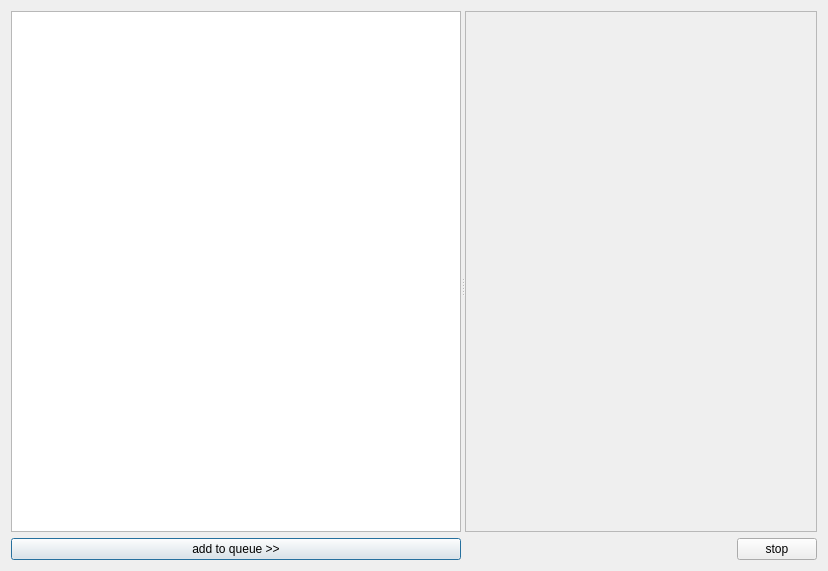
Qt form src/widgets/downloaderdialog.ui (0xzer0x/quran-companion) before a commit.
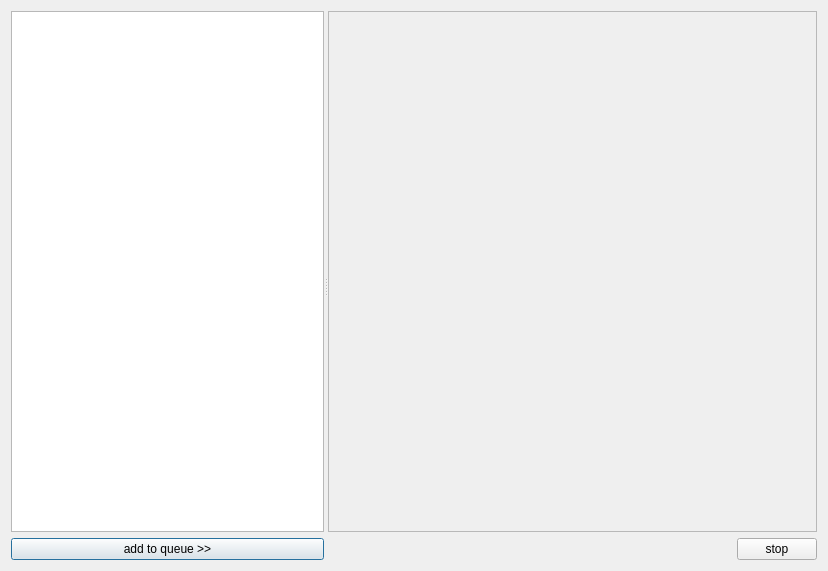
The same form after that commit.

```diff
--- a/src/widgets/downloaderdialog.ui
+++ b/src/widgets/downloaderdialog.ui
@@ -25,7 +25,7 @@
      <property name="childrenCollapsible">
       <bool>false</bool>
      </property>
-     <widget class="QWidget" name="">
+     <widget class="QWidget" name="layoutWidget">
       <layout class="QVBoxLayout" name="verticalLayout">
        <item>
         <widget class="QTreeView" name="treeView">
@@ -55,7 +55,7 @@
        </item>
       </layout>
      </widget>
-     <widget class="QWidget" name="">
+     <widget class="QWidget" name="layoutWidget">
       <layout class="QVBoxLayout" name="verticalLayout_3">
        <item>
         <widget class="QScrollArea" name="scrollArea">
@@ -67,7 +67,7 @@
          </property>
          <property name="minimumSize">
           <size>
-           <width>200</width>
+           <width>400</width>
            <height>0</height>
           </size>
          </property>
@@ -79,7 +79,7 @@
            <rect>
             <x>0</x>
             <y>0</y>
-            <width>239</width>
+            <width>398</width>
             <height>517</height>
            </rect>
           </property>
```
